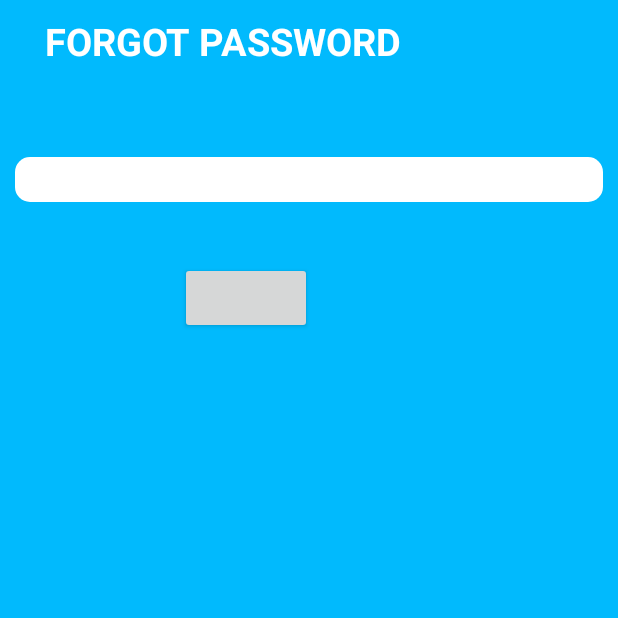
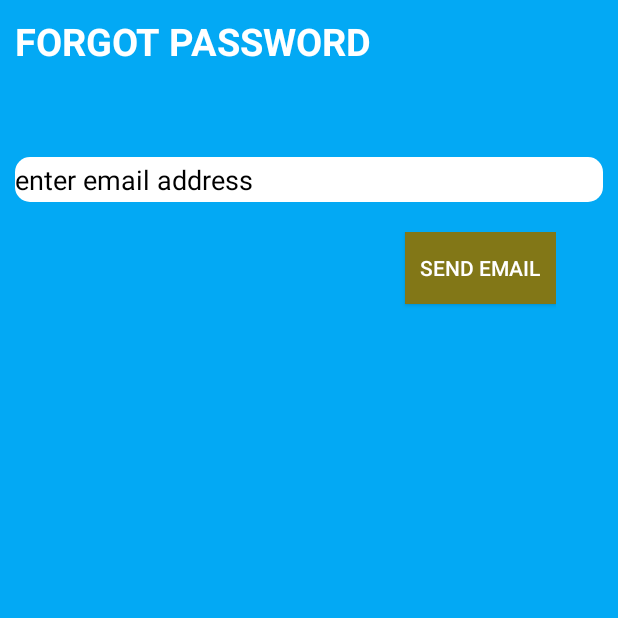
Before and after one commit to Ashutosh181094/DeliveringUrWay, an Android app: the fragment ForgotPasswordDialog shown on its own in the app's theme, on a phone screen of 412 x 824 dp, the top half of it. Run offline under Robolectric (Android 15) with nearby library versions, the phone set to English and light mode, and no system bars; our stand-ins replace Firebase (no records; nobody signed in at launch, a user with empty details on screens opened directly); 1 statement that could not run was skipped.

Commit message:
Diaalog ui refine

```diff
--- a/app/src/main/res/layout/activity_login.xml
+++ b/app/src/main/res/layout/activity_login.xml
@@ -33,6 +33,7 @@
             android:hint="email"
             android:inputType="textEmailAddress"
             android:textColor="#ef0d0d"
+
             android:alpha="0.2"/>
 
 
--- a/app/src/main/res/layout/content_main2.xml
+++ b/app/src/main/res/layout/content_main2.xml
@@ -29,7 +29,7 @@
         android:text="Order Food"
         android:drawablePadding="65dp"
         android:textSize="30dp"
-        android:textColor="@color/Black"
+        android:textColor="@color/White"
         android:paddingTop="10dp"
         android:id="@+id/tvFood"
         android:background="@drawable/rounded_corners"
@@ -50,7 +50,7 @@
         android:layout_marginRight="10dp"
         android:text="Clothing"
         android:textSize="30dp"
-        android:textColor="@color/Black"
+        android:textColor="@color/White"
         android:background="@drawable/rounded_corners"
 
         android:id="@+id/tvClothing"
--- a/app/src/main/res/layout/customdialog.xml
+++ b/app/src/main/res/layout/customdialog.xml
@@ -4,22 +4,22 @@
 
     android:layout_width="wrap_content"
     android:layout_height="wrap_content"
-    android:background="#01bafd">
+    android:background="#03A9F4">
     <!--jajaj -->
         <LinearLayout
             android:layout_width="match_parent"
             android:layout_height="wrap_content"
             android:orientation="vertical">
-        <TextView
-            android:layout_width="wrap_content"
-            android:layout_height="wrap_content"
-            android:text="FORGOT PASSWORD"
-            android:layout_marginLeft="30dp"
-            android:layout_marginTop="10dp"
-            android:textSize="25dp"
-            android:textColor="@color/White"
-            android:textStyle="bold"
-            />
+
+            <TextView
+                android:layout_width="wrap_content"
+                android:layout_height="wrap_content"
+                android:layout_marginLeft="10dp"
+                android:layout_marginTop="10dp"
+                android:text="FORGOT PASSWORD"
+                android:textColor="@color/White"
+                android:textSize="25dp"
+                android:textStyle="bold" />
             <EditText
                 android:layout_width="match_parent"
                 android:layout_height="30dp"
@@ -28,14 +28,28 @@
                 android:layout_marginTop="60dp"
                 android:layout_marginLeft="10dp"
                 android:id="@+id/etForgotPasswordemail"
+                android:textColorHint="@color/Black"
+                android:hint="enter email address"
                 />
-            <Button
+            <LinearLayout
                 android:layout_width="wrap_content"
                 android:layout_height="wrap_content"
-                android:layout_marginLeft="120dp"
+                android:orientation="horizontal"
+                android:layout_marginTop="20dp"
+                android:layout_marginLeft="20dp">
+
+            <Button
                 android:id="@+id/btnSendPassword"
-                android:layout_marginTop="40dp"
-                android:layout_marginBottom="20dp"/>
+                android:layout_width="wrap_content"
+                android:layout_height="wrap_content"
+                android:layout_marginLeft="250dp"
+                android:layout_marginBottom="20dp"
+                android:background="#827717"
+                android:paddingHorizontal="10dp"
+                android:textColor="@color/White"
+                android:text="SEND EMAIL"
+                />
+            </LinearLayout>
         </LinearLayout>
 
 
```
